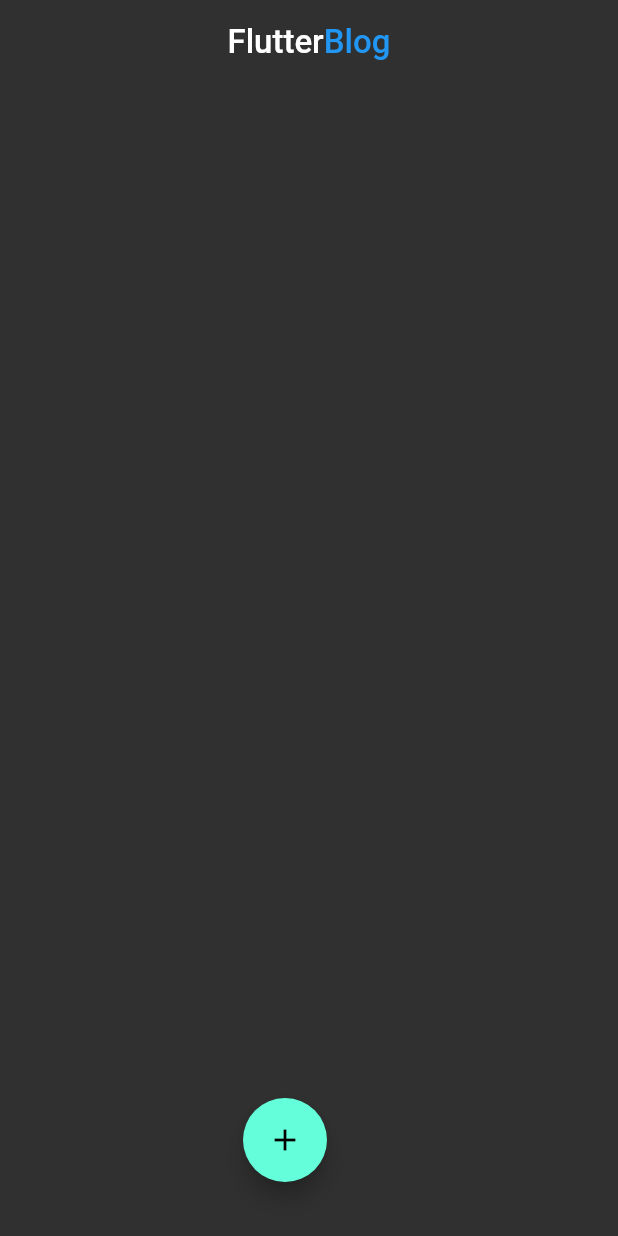
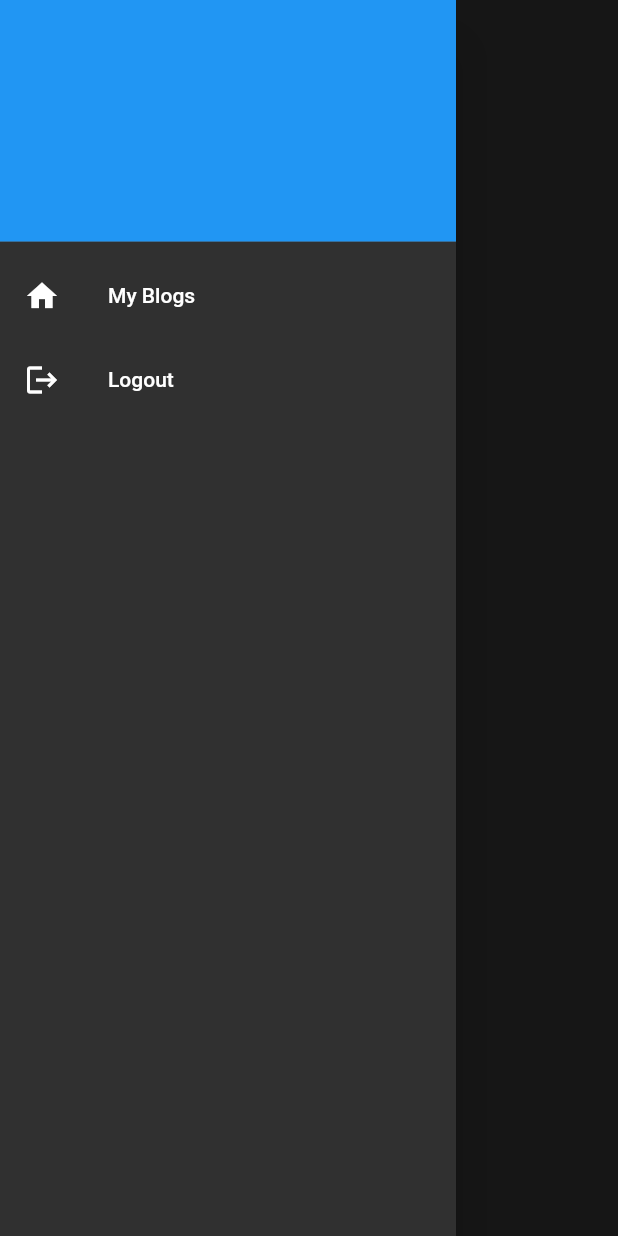
Before and after one commit to Athul787/BlogApp_Flutter, a Flutter app: the HomePage screen opened directly, with the side drawer open (before the commit the screen has no drawer), on a phone screen of 412 x 824 dp. Run offline on Flutter 3.47's test engine with Material 2 defaults, Android fonts, the phone set to English and light mode, and no system bars; our stand-ins replace cached_network_image, cloud_firestore, firebase_auth, firebase_core, firebase_storage, image_picker and 2 more; missing offline and left inert: dart:ffi; accounts and stored records are empty.

```diff
--- a/lib/services/crud.dart
+++ b/lib/services/crud.dart
@@ -1,13 +1,30 @@
 import 'package:cloud_firestore/cloud_firestore.dart';
+import 'package:firebase_auth/firebase_auth.dart';
 class CrudMethods{
-  Future<void> addData(blogData) async{
-    FirebaseFirestore.instance.collection("blogs").add(blogData).catchError((e){
+  Future<void> addData(blogData,String? uniqueId) async{
+    FirebaseFirestore.instance.collection("blogs").doc(uniqueId).set(blogData).catchError((e){
       print(e);
     });
   }
+  Future getData() async{
 
 
- Future getData() async{
-  return await FirebaseFirestore.instance.collection("blogs").snapshots();
+    return await FirebaseFirestore.instance.collection("blogs").orderBy('createdTime',descending: true).snapshots();
+
+  }
+
+ Future getmyData() async{
+   final firebaseUser=FirebaseAuth.instance.currentUser;
+
+  return await FirebaseFirestore.instance.collection("blogs").where('Identity',isEqualTo: firebaseUser!.uid).orderBy('createdTime',descending: true).snapshots();
 }
+
+
+
+  // Future getUserData() async{
+  //
+  //   var User = await FirebaseAuth.instance.currentUser;
+  //   return await FirebaseFirestore.instance.collection("users").doc(User!.uid).get();
+  // }
+
 }
--- a/lib/views/home.dart
+++ b/lib/views/home.dart
@@ -1,8 +1,11 @@
 import 'package:cached_network_image/cached_network_image.dart';
-//import 'package:cloud_firestore/cloud_firestore.dart';
+import 'package:cloud_firestore/cloud_firestore.dart';
 import 'package:flutter/material.dart';
+import 'package:flutter_proj/screens/signin.dart';
 import 'package:flutter_proj/services/crud.dart';
 import 'package:flutter_proj/views/create_blog.dart';
+import 'package:firebase_auth/firebase_auth.dart';
+import 'package:flutter_proj/views/myblogs.dart';
 
 class HomePage extends StatefulWidget {
   const HomePage({Key? key}) : super(key: key);
@@ -15,6 +18,8 @@ class HomePage extends StatefulWidget {
 class _HomePageState extends State<HomePage> {
 
   CrudMethods crudMethods = new CrudMethods();
+String? userName;
+//String? username;
 
   //QuerySnapshot? blogsSnapshot;
   Stream? blogsStream;
@@ -57,7 +62,13 @@ class _HomePageState extends State<HomePage> {
   @override
   void initState() {
     // TODO: implement initState
-
+    // crudMethods.getUserData().then((value){
+    //   setState((){
+    //     username=value[1];
+    //     print(value[0]);
+    //   });
+    //
+    // });
     crudMethods.getData().then((result){
       setState((){
         blogsStream=result;
@@ -84,6 +95,7 @@ class _HomePageState extends State<HomePage> {
         backgroundColor: Colors.transparent,
         elevation: 0.0,
       ),
+
       body: BlogsList(),
       floatingActionButton: Container(
         padding: EdgeInsets.symmetric(vertical: 20),
@@ -96,8 +108,83 @@ class _HomePageState extends State<HomePage> {
           child: Icon(Icons.add))
         ],),
       ),
+      drawer: Drawer(
+
+        child: ListView(
+          // Important: Remove any padding from the ListView.
+          padding: EdgeInsets.zero,
+          children: [
+
+            DrawerHeader(
+
+              decoration: BoxDecoration(
+                color: Colors.blue,
+
+              ),
+                child:
+                Container(
+                  width: MediaQuery.of(context).size.width,
+                  padding: EdgeInsets.all(50.0),
+
+
+                  child: FutureBuilder(
+
+                    future: _fetch(),
+                    builder: (context,snapshot){
+                      if(snapshot.connectionState!=ConnectionState.done)
+                        return Text("loading.");
+                      return Text(userName!,
+                      style: TextStyle(
+                        fontWeight: FontWeight.bold,
+                        fontSize: 20
+                      ),);
+
+
+
+                    },
+
+                  ),
+
+                ),
+
+
+
+            ),
+            ListTile(
+              leading: Icon(
+                Icons.home,
+              ),
+              title: const Text('My Blogs'),
+              onTap: () {
+                Navigator.push(context, MaterialPageRoute(builder: (context) => MyBlogPage()));
+               // Navigator.pop(context);
+              },
+            ),
+            ListTile(
+              leading: Icon(
+                Icons.logout,
+              ),
+              title: const Text('Logout'),
+              onTap: () {
+                Navigator.push(context, MaterialPageRoute(builder: (context) => SignInScreen()));
+
+              },
+            ),
+          ],
+        ),
+      ),
 
     );
+  }
+  _fetch() async{
+    final firebaseUser=await FirebaseAuth.instance.currentUser;
+    if(firebaseUser!=null)
+      await FirebaseFirestore.instance.collection('users').doc(firebaseUser.uid).get().then((ds){
+        userName=ds.data()!['userId'];
+        print(userName);
+      }).catchError((e){
+        print(e);
+      });
   }
 }
 
@@ -140,5 +227,7 @@ class BlogsTile extends StatelessWidget {
         ],),)
       ],),
     );
+
+
   }
 }
```
Also changed, not shown: lib/screens/signup.dart (+14 -1 lines), lib/views/create_blog.dart (+19 -5 lines), lib/views/myblogs.dart (added, +184 -0 lines).
